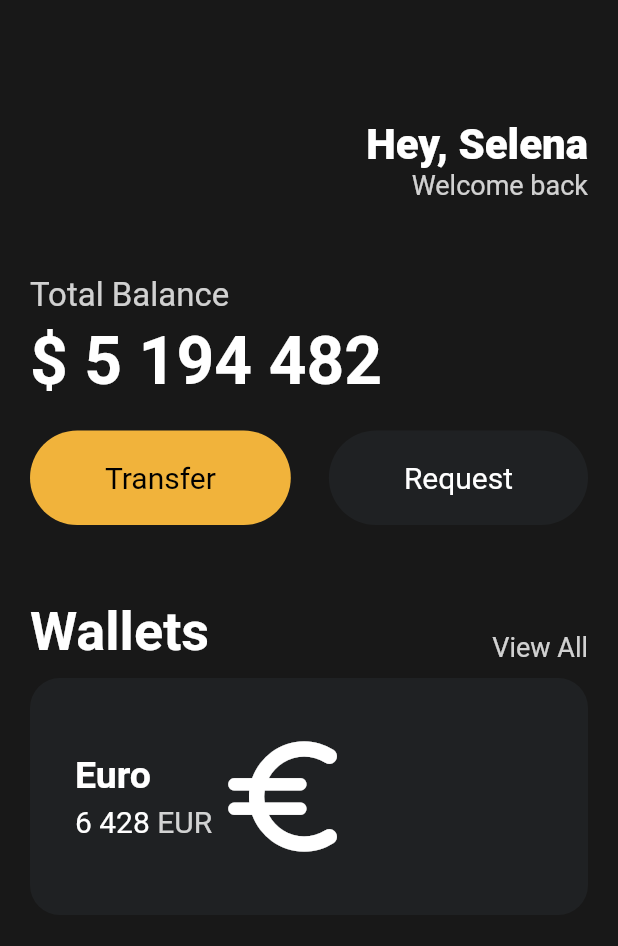
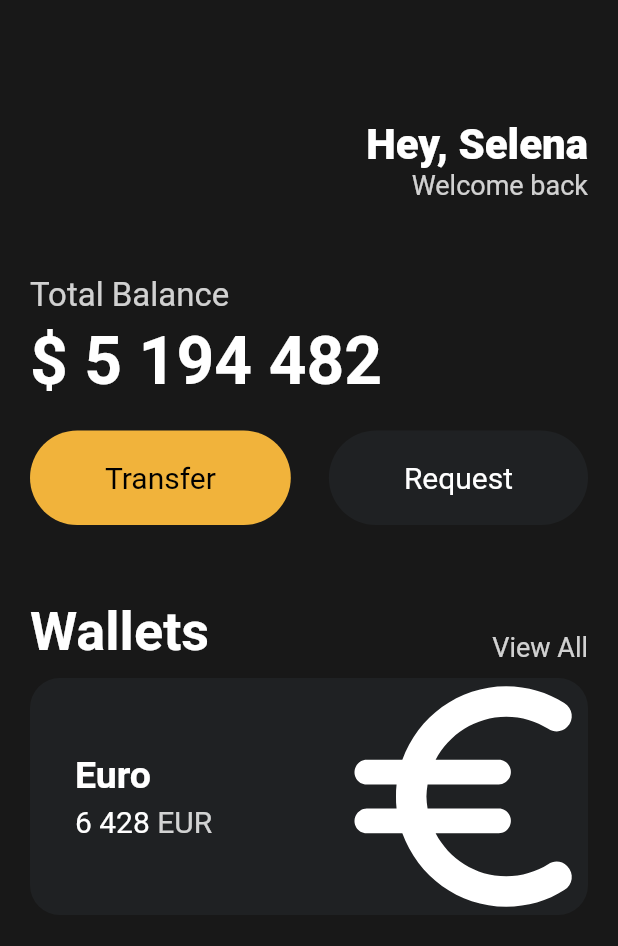
Before and after one commit to kimgeuntae/mobile_wallet, a Flutter app: the screen it shows after launch, on a phone screen of 412 x 824 dp. Shown: the top 946 px of the screen. Run offline on Flutter 3.47's test engine with Material 2 defaults, Android fonts, the light colour scheme and no system bars.

Commit message:
Add: 아이콘 스케일

```diff
--- a/lib/main.dart
+++ b/lib/main.dart
@@ -130,6 +130,7 @@ class MyApp extends StatelessWidget {
                   padding: const EdgeInsets.all(30),
                   // 카드 내용
                   child: Row(
+                    mainAxisAlignment: MainAxisAlignment.spaceBetween,
                     children: [
                       Column(
                         crossAxisAlignment: CrossAxisAlignment.start,
@@ -168,10 +169,13 @@ class MyApp extends StatelessWidget {
                           ),
                         ],
                       ),
-                      const Icon(
-                        Icons.euro_rounded,
-                        color: Colors.white,
-                        size: 98,
+                      Transform.scale(
+                        scale: 2,
+                        child: const Icon(
+                          Icons.euro_rounded,
+                          color: Colors.white,
+                          size: 98,
+                        ),
                       ),
                     ],
                   ),
```
